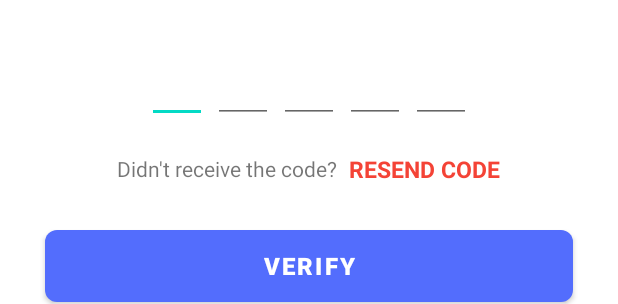
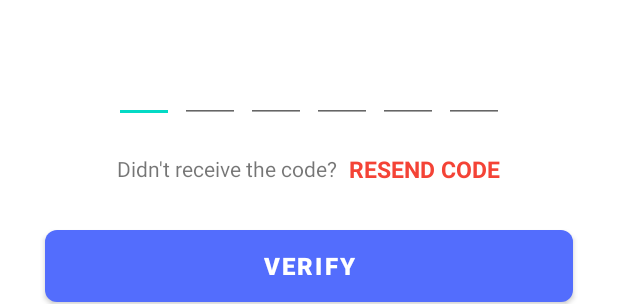
Before and after one commit to GuillemPejo/OTP-Verification, an Android app: the layout verify_send_otp.xml on its own in the app's theme, with its tools: preview values and no code run, on a phone screen of 412 x 824 dp. Shown: the part 467-771 px from the top of the screen. Run offline under Robolectric (Android 15) with nearby library versions, the phone set to English and light mode, and no system bars.

```diff
--- a/app/src/main/res/layout/verify_send_otp.xml
+++ b/app/src/main/res/layout/verify_send_otp.xml
@@ -103,6 +103,20 @@
                 android:textStyle="bold"
                 tools:ignore="LabelFor" />
             <EditText
+                android:id="@+id/inputCode4"
+                android:layout_width="40dp"
+                android:layout_height="45dp"
+                android:layout_marginStart="4dp"
+                android:gravity="center"
+                android:imeOptions="actionNext"
+                android:importantForAutofill="no"
+                android:inputType="number"
+                android:maxLength="1"
+                android:textColor="@color/colorTextPrimary"
+                android:textSize="24sp"
+                android:textStyle="bold"
+                tools:ignore="LabelFor" />
+            <EditText
                 android:id="@+id/inputCode5"
                 android:layout_width="40dp"
                 android:layout_height="45dp"
```
Also changed, not shown: app/src/main/java/me/guillem/otpverification/SendOTPActivity.java (+21 -0 lines), app/src/main/java/me/guillem/otpverification/VerifyOTPActivity.java (+113 -0 lines).
